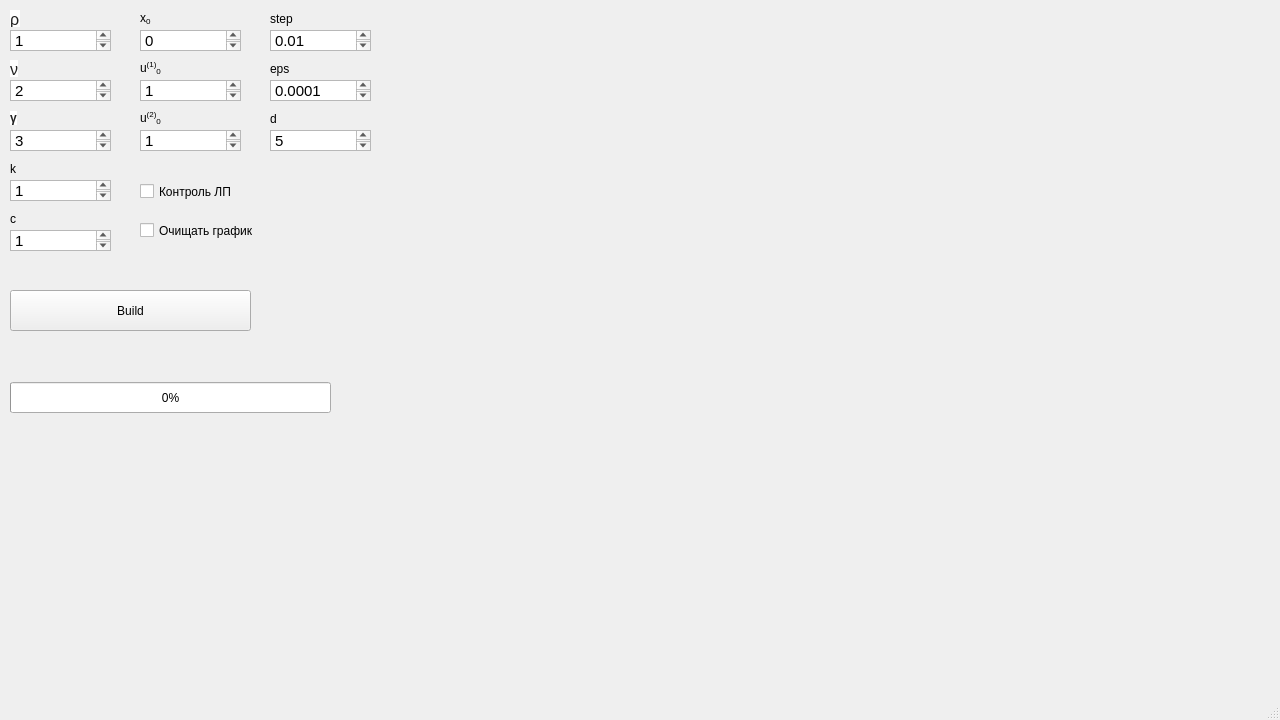
PaBochka/Lab_Num_Met_2, file Form.ui: the form before one commit.
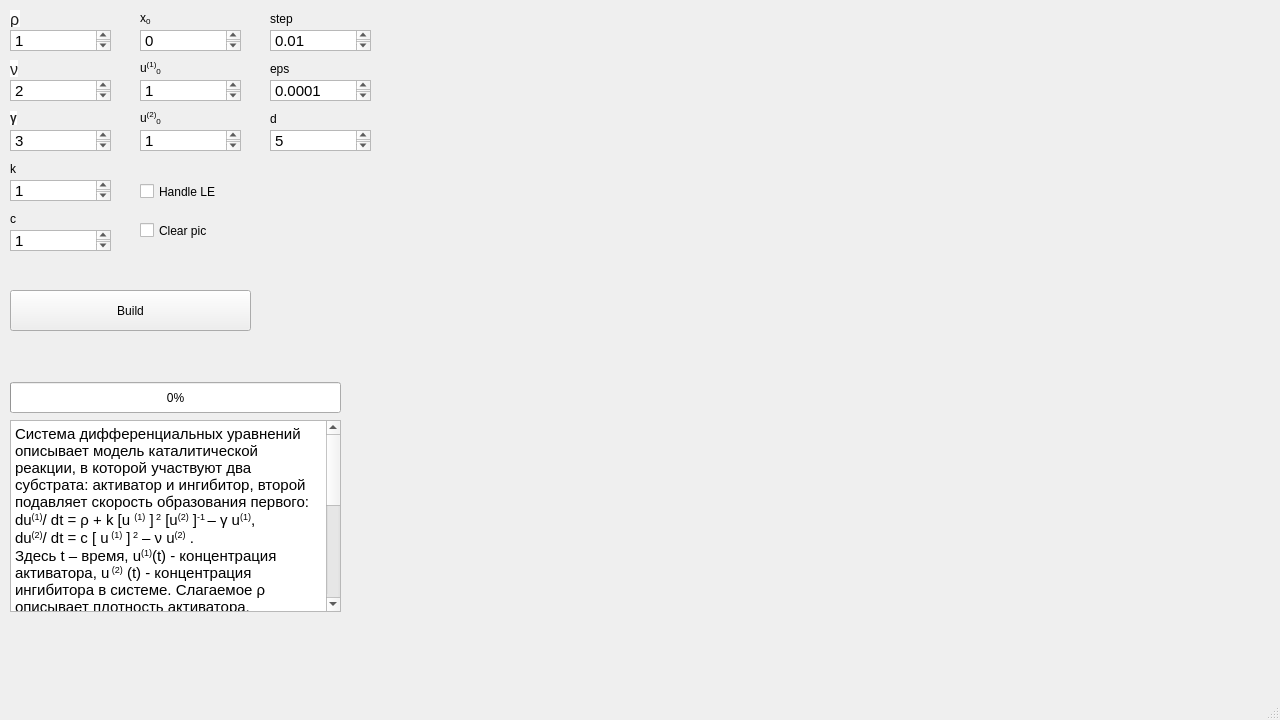
The form after the commit.

Patch:
```diff
--- a/Form.ui
+++ b/Form.ui
@@ -29,7 +29,7 @@
      <rect>
       <x>10</x>
       <y>382</y>
-      <width>321</width>
+      <width>331</width>
       <height>31</height>
      </rect>
     </property>
@@ -378,7 +378,7 @@
      </rect>
     </property>
     <property name="text">
-     <string>Контроль ЛП</string>
+     <string>Handle LE</string>
     </property>
    </widget>
    <widget class="QPushButton" name="pushButton">
@@ -404,7 +404,27 @@
      </rect>
     </property>
     <property name="text">
-     <string>Очищать график</string>
+     <string>Clear pic</string>
+    </property>
+   </widget>
+   <widget class="QTextBrowser" name="textBrowser">
+    <property name="geometry">
+     <rect>
+      <x>10</x>
+      <y>420</y>
+      <width>331</width>
+      <height>192</height>
+     </rect>
+    </property>
+    <property name="html">
+     <string>&lt;!DOCTYPE HTML PUBLIC &quot;-//W3C//DTD HTML 4.0//EN&quot; &quot;http://www.w3.org/TR/REC-html40/strict.dtd&quot;&gt;
+&lt;html&gt;&lt;head&gt;&lt;meta name=&quot;qrichtext&quot; content=&quot;1&quot; /&gt;&lt;style type=&quot;text/css&quot;&gt;
+p, li { white-space: pre-wrap; }
+&lt;/style&gt;&lt;/head&gt;&lt;body style=&quot; font-family:'Ubuntu'; font-size:11pt; font-weight:400; font-style:normal;&quot;&gt;
+&lt;p style=&quot; margin-top:0px; margin-bottom:0px; margin-left:0px; margin-right:0px; -qt-block-indent:0; text-indent:0px;&quot;&gt;Система дифференциальных уравнений описывает модель каталитической реакции, в которой участвуют два субстрата: активатор и ингибитор, второй подавляет скорость образования первого:&lt;/p&gt;
+&lt;p style=&quot; margin-top:0px; margin-bottom:0px; margin-left:0px; margin-right:0px; -qt-block-indent:0; text-indent:0px;&quot;&gt;du&lt;span style=&quot; vertical-align:super;&quot;&gt;(1)&lt;/span&gt;/ dt = ρ + k [u &lt;span style=&quot; vertical-align:super;&quot;&gt;(1)&lt;/span&gt; ]&lt;span style=&quot; vertical-align:super;&quot;&gt; 2&lt;/span&gt; [u&lt;span style=&quot; vertical-align:super;&quot;&gt;(2)&lt;/span&gt; ]&lt;span style=&quot; vertical-align:super;&quot;&gt;-1 &lt;/span&gt;– γ u&lt;span style=&quot; vertical-align:super;&quot;&gt;(1)&lt;/span&gt;,&lt;/p&gt;
+&lt;p style=&quot; margin-top:0px; margin-bottom:0px; margin-left:0px; margin-right:0px; -qt-block-indent:0; text-indent:0px;&quot;&gt;du&lt;span style=&quot; vertical-align:super;&quot;&gt;(2)&lt;/span&gt;/ dt = c [ u&lt;span style=&quot; vertical-align:super;&quot;&gt; (1)&lt;/span&gt; ]&lt;span style=&quot; vertical-align:super;&quot;&gt; 2&lt;/span&gt; – ν u&lt;span style=&quot; vertical-align:super;&quot;&gt;(2)&lt;/span&gt; .&lt;/p&gt;
+&lt;p style=&quot; margin-top:0px; margin-bottom:0px; margin-left:0px; margin-right:0px; -qt-block-indent:0; text-indent:0px;&quot;&gt;Здесь t – время, u&lt;span style=&quot; vertical-align:super;&quot;&gt;(1)&lt;/span&gt;(t) - концентрация активатора, u&lt;span style=&quot; vertical-align:super;&quot;&gt; (2)&lt;/span&gt; (t) - концентрация ингибитора в системе. Слагаемое ρ описывает плотность активатора, слагаемое k [u&lt;span style=&quot; vertical-align:super;&quot;&gt; (1)&lt;/span&gt;]&lt;span style=&quot; vertical-align:super;&quot;&gt;2&lt;/span&gt; [u&lt;span style=&quot; vertical-align:super;&quot;&gt;(2)&lt;/span&gt;]&lt;span style=&quot; vertical-align:super;&quot;&gt;-1&lt;/span&gt; – скорость самообразования активатора, которая подавляется присутствующим ингибитором, слагаемое c[u&lt;span style=&quot; vertical-align:super;&quot;&gt; (1)&lt;/span&gt;]&lt;span style=&quot; vertical-align:super;&quot;&gt;2&lt;/span&gt;  описывает скорость образования ингибитора вследствие наличия активатора. Слагаемые [– νu&lt;span style=&quot; vertical-align:super;&quot;&gt;(1)&lt;/span&gt;] и [ - γu&lt;span style=&quot; vertical-align:super;&quot;&gt;(2)&lt;/span&gt;] описывают естественный распад реагентов: активатора и ингибитора соответственно. Пространственные взаимодействия (диффузия) в данной модели не учитываются. Параметры системы: ρ, k, γ, ν, с – постоянные неотрицательные величины.&lt;/p&gt;&lt;/body&gt;&lt;/html&gt;</string>
     </property>
    </widget>
   </widget>
```
